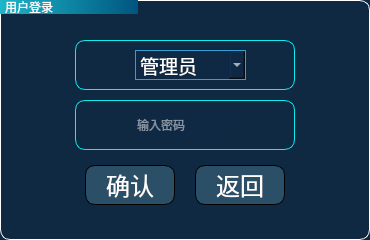
Old version of the form RemoteClient/UserLogin/userlogin.ui in the repository Micheal1022/RemoteClientProject.
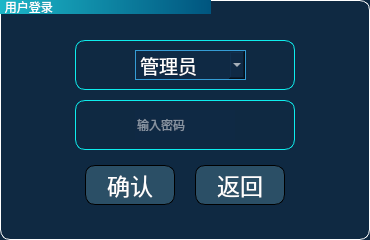
New version of the form. Icons and pictures are not drawn.

Patch:
```diff
--- a/RemoteClient/UserLogin/userlogin.ui
+++ b/RemoteClient/UserLogin/userlogin.ui
@@ -14,16 +14,13 @@
    <string>Dialog</string>
   </property>
   <property name="styleSheet">
-   <string notr="true">QDialog{
-background-color: rgb(15, 41, 68);
-}
-QDialog#UserLogin{
-	background-color: rgb(15, 41, 66);
-	border:1px solid white;
-	border-radius:10px;
+   <string notr="true">QDialog#UserLogin{
+background-color: rgb(15, 41, 66);
+border:1px solid white;
+border-radius:10px;
 }
 QToolButton{
-font: 18pt &quot;楷体&quot;;
+font: 17pt &quot;微软雅黑&quot;;
 color: rgb(255, 255, 255);
 border:1px solid;
 border-radius:10px;
@@ -37,7 +34,7 @@
 /*background-color: rgb(3, 127, 119);*/
 }
 QGroupBox{
-font: 16pt &quot;楷体&quot;;
+font: 16pt &quot;微软雅黑&quot;;
 border: 1px none black;
 color: rgb(44, 44, 44);
 border-radius:20px;
@@ -55,25 +52,25 @@
 }
 
 QLineEdit{
-font: 12pt &quot;楷体&quot;;
+font: 12pt &quot;微软雅黑&quot;;
 color: rgb(255, 255, 255);
 border:1px none rgb(79, 229, 219);
 background-color: rgb(255, 255, 255);
 background-color: rgb(15, 41, 68);
 }
 QComboBox {
-font: 14pt &quot;楷体&quot;;
+font: 14pt &quot;微软雅黑&quot;;
 color: rgb(255, 255, 255);
 border:1px solid rgb(53, 156, 212);
 background-color: rgb(15, 41, 68);
 }
 QComboBox QAbstractItemView::item{
-font: 14pt &quot;楷体&quot;;
+font: 14pt &quot;微软雅黑&quot;;
 color: rgb(255, 255, 255);
 height:30px;
 }
 QPushButton{
-font: 14pt &quot;楷体&quot;;
+font: 14pt &quot;微软雅黑&quot;;
 color:white;
 width:50;
 height:30;
@@ -95,7 +92,7 @@
     </rect>
    </property>
    <property name="title">
-    <string>用户登录                        </string>
+    <string>用户登录                                              </string>
    </property>
    <widget class="QLabel" name="lbUser">
     <property name="geometry">
@@ -140,8 +137,8 @@
     </property>
     <property name="font">
      <font>
-      <family>楷体</family>
-      <pointsize>18</pointsize>
+      <family>微软雅黑</family>
+      <pointsize>17</pointsize>
       <weight>50</weight>
       <italic>false</italic>
       <bold>false</bold>
@@ -181,8 +178,8 @@
     </property>
     <property name="font">
      <font>
-      <family>楷体</family>
-      <pointsize>18</pointsize>
+      <family>微软雅黑</family>
+      <pointsize>17</pointsize>
       <weight>50</weight>
       <italic>false</italic>
       <bold>false</bold>
```
Left out of the diff: 6 changed lines with no effect on the pictures.
